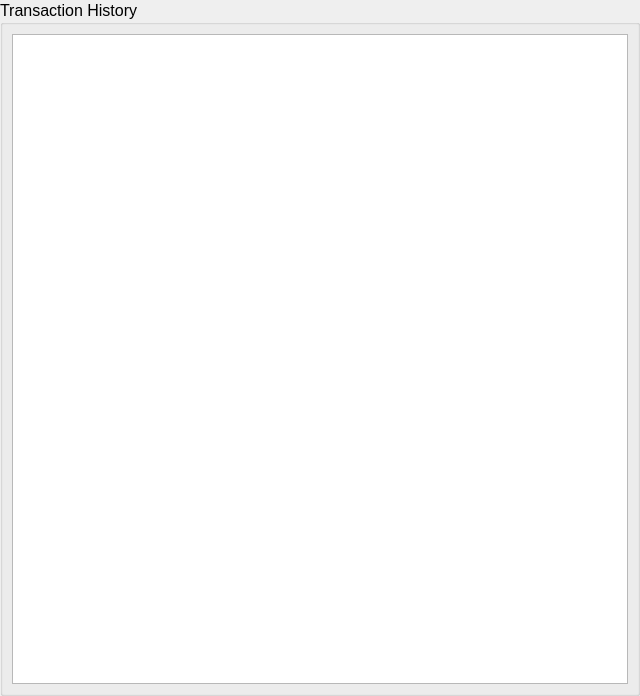
The window that app/ui/wallet_history.ui (coblo/gui-demo) describes before a commit, drawn with Qt 5.
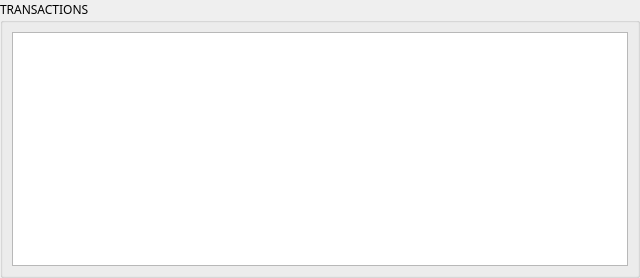
The same window after the commit.

```diff
--- a/app/ui/wallet_history.ui
+++ b/app/ui/wallet_history.ui
@@ -7,7 +7,7 @@
     <x>0</x>
     <y>0</y>
     <width>640</width>
-    <height>696</height>
+    <height>278</height>
    </rect>
   </property>
   <property name="windowTitle">
@@ -30,11 +30,12 @@
     <widget class="QGroupBox" name="box_wallet_history">
      <property name="font">
       <font>
-       <pointsize>12</pointsize>
+       <family>Oswald</family>
+       <pointsize>9</pointsize>
       </font>
      </property>
      <property name="title">
-      <string>Transaction History</string>
+      <string>TRANSACTIONS</string>
      </property>
      <property name="flat">
       <bool>false</bool>
@@ -47,6 +48,7 @@
        <widget class="QTableView" name="table_wallet_history">
         <property name="font">
          <font>
+          <family>Roboto Light</family>
           <pointsize>10</pointsize>
          </font>
         </property>
```
